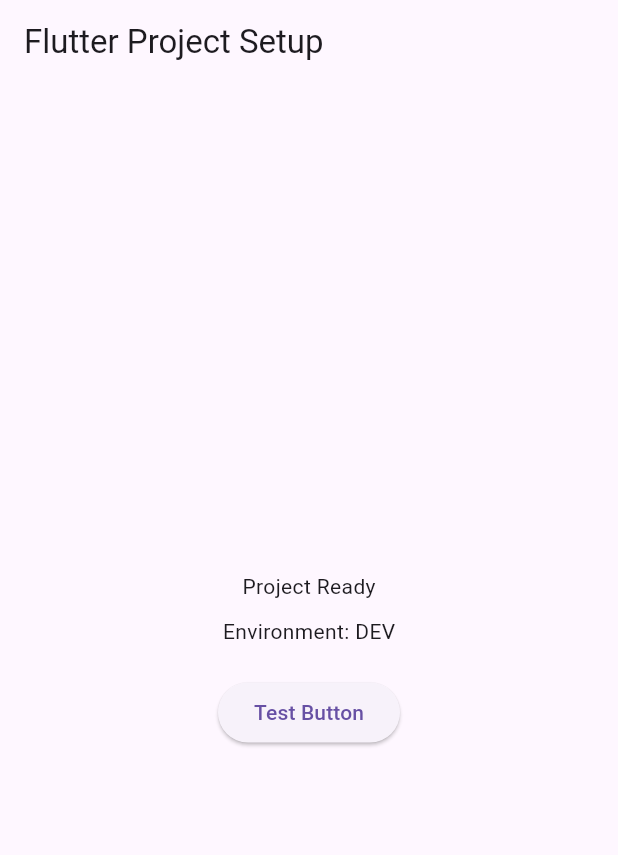
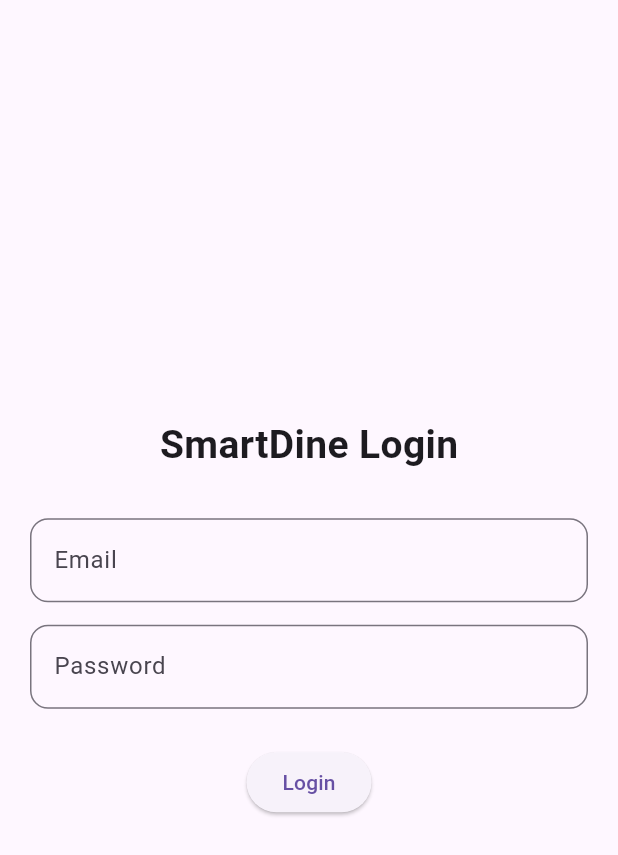
Before and after one commit to MaulyaSoni/SMARTDINE, a Flutter app: the screen it shows after launch, on a phone screen of 412 x 824 dp. Shown: the top 855 px of the screen. Run offline on Flutter 3.47's test engine with Material 3 defaults, Android fonts, the phone set to English and light mode, and no system bars.

Commit message:
lab 3 done

```diff
--- a/lab3_project_setup/analysis_options.yaml
+++ /dev/null
@@ -1,28 +0,0 @@
-# This file configures the analyzer, which statically analyzes Dart code to
-# check for errors, warnings, and lints.
-#
-# The issues identified by the analyzer are surfaced in the UI of Dart-enabled
-# IDEs (https://dart.dev/tools#ides-and-editors). The analyzer can also be
-# invoked from the command line by running `flutter analyze`.
-
-# The following line activates a set of recommended lints for Flutter apps,
-# packages, and plugins designed to encourage good coding practices.
-include: package:flutter_lints/flutter.yaml
-
-linter:
-  # The lint rules applied to this project can be customized in the
-  # section below to disable rules from the `package:flutter_lints/flutter.yaml`
-  # included above or to enable additional rules. A list of all available lints
-  # and their documentation is published at https://dart.dev/lints.
-  #
-  # Instead of disabling a lint rule for the entire project in the
-  # section below, it can also be suppressed for a single line of code
-  # or a specific dart file by using the `// ignore: name_of_lint` and
-  # `// ignore_for_file: name_of_lint` syntax on the line or in the file
-  # producing the lint.
-  rules:
-    # avoid_print: false  # Uncomment to disable the `avoid_print` rule
-    # prefer_single_quotes: true  # Uncomment to enable the `prefer_single_quotes` rule
-
-# Additional information about this file can be found at
-# https://dart.dev/guides/language/analysis-options
--- /dev/null
+++ b/lib/features/auth/screens/login_screen.dart
@@ -0,0 +1,53 @@
+import 'package:flutter/material.dart';
+
+class LoginScreen extends StatelessWidget {
+  const LoginScreen({super.key});
+
+  @override
+  Widget build(BuildContext context) {
+    return Scaffold(
+      body: Padding(
+        padding: const EdgeInsets.all(20),
+        child: Column(
+          mainAxisAlignment: MainAxisAlignment.center,
+          children: [
+            const Text(
+              "SmartDine Login",
+              style: TextStyle(fontSize: 26, fontWeight: FontWeight.bold),
+            ),
+
+            const SizedBox(height: 30),
+
+            TextField(
+              decoration: InputDecoration(
+                labelText: "Email",
+                border: OutlineInputBorder(
+                  borderRadius: BorderRadius.circular(12),
+                ),
+              ),
+            ),
+
+            const SizedBox(height: 15),
+
+            TextField(
+              obscureText: true,
+              decoration: InputDecoration(
+                labelText: "Password",
+                border: OutlineInputBorder(
+                  borderRadius: BorderRadius.circular(12),
+                ),
+              ),
+            ),
+
+            const SizedBox(height: 25),
+
+            ElevatedButton(
+              onPressed: () {},
+              child: const Text("Login"),
+            )
+          ],
+        ),
+      ),
+    );
+  }
+}
--- a/lib/main.dart
+++ b/lib/main.dart
@@ -1,11 +1,8 @@
 import 'package:flutter/material.dart';
-import 'package:flutter_dotenv/flutter_dotenv.dart';
 import 'config/theme.dart';
-import 'shared/widgets/custom_button.dart';
-import 'flavors/dev.dart';
+import 'features/auth/screens/login_screen.dart';
 
-void main() async {
-  await dotenv.load();
+void main() {
   runApp(const MyApp());
 }
 
@@ -15,27 +12,11 @@
   @override
   Widget build(BuildContext context) {
     return MaterialApp(
-      title: "Lab 3 Flutter Setup",
+      debugShowCheckedModeBanner: false,
+      title: "SmartDine",
       theme: AppTheme.lightTheme,
       darkTheme: AppTheme.darkTheme,
-      home: Scaffold(
-        appBar: AppBar(title: const Text("Flutter Project Setup")),
-        body: Center(
-          child: Column(
-            mainAxisAlignment: MainAxisAlignment.center,
-            children: [
-              const Text("Project Ready"),
-              const SizedBox(height: 10),
-              Text("Environment: ${FlavorConfig.env}"),
-              const SizedBox(height: 20),
-              CustomButton(
-                text: "Test Button",
-                onPressed: () {},
-              )
-            ],
-          ),
-        ),
-      ),
+      home: const LoginScreen(),
     );
   }
 }
--- a/pubspec.yaml
+++ b/pubspec.yaml
@@ -1,4 +1,4 @@
-name: lab3_flutter_setup
+name: Smart_Dine
 description: "A new Flutter project."
 # The following line prevents the package from being accidentally published to
 # pub.dev using `flutter pub publish`. This is preferred for private packages.
```
Also changed, not shown: lab3_project_setup/lib/main.dart (deleted, +0 -122 lines), lab3_project_setup/pubspec.yaml (deleted, +0 -89 lines), lib/features/home/screens/home_screen.dart (added, +47 -0 lines), lib/features/menu/screens/menu_screen.dart (added, +34 -0 lines), lib/features/profile/screens/profile_screen.dart (added, +23 -0 lines), lab3_project_setup/pubspec.lock (deleted), 125 other files.
